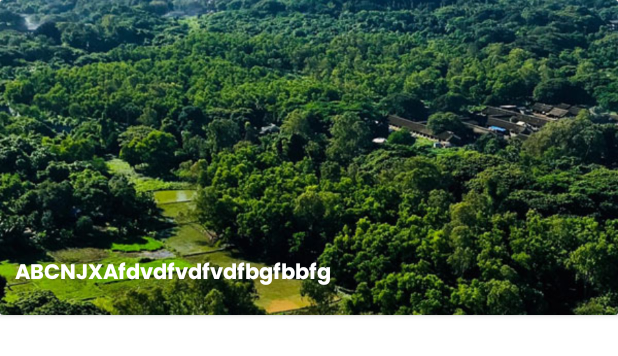
After one commit to pratik2315/basketball-app, an Android app: the layout news_item.xml on its own in the app's theme, with its tools: preview values and no code run, on a phone screen of 412 x 824 dp. The commit adds this screen. Shown: the top 356 px of the screen. Run offline under Robolectric (Android 15) with nearby library versions, the phone set to English and light mode, and no system bars; network calls fail.

Commit message:
added news cards

```diff
--- a/app/build.gradle
+++ b/app/build.gradle
@@ -44,5 +44,7 @@ dependencies {
     implementation 'de.hdodenhof:circleimageview:3.1.0'
     implementation 'com.github.mmoamenn:LuckyWheel_Android:0.3.0'
     implementation 'com.github.chyrta:AndroidOnboarder:0.7'
+    implementation 'com.android.volley:volley:1.2.0'
+    implementation 'com.github.bumptech.glide:glide:4.12.0'
 
 }
--- a/app/src/main/java/com/example/clubnba/IntroActivity.java
+++ b/app/src/main/java/com/example/clubnba/IntroActivity.java
@@ -23,7 +23,7 @@ public class IntroActivity extends AppCompatActivity {
         getStarted.setOnClickListener(new View.OnClickListener() {
             @Override
             public void onClick(View v) {
-                startActivity(new Intent(IntroActivity.this, OnBoardingActivity.class));
+                startActivity(new Intent(IntroActivity.this, HomeActivity.class));
                 finish();
             }
         });
@@ -39,7 +39,7 @@ public class IntroActivity extends AppCompatActivity {
         tvGetStarted.setOnClickListener(new View.OnClickListener() {
             @Override
             public void onClick(View v) {
-                startActivity(new Intent(IntroActivity.this, OnBoardingActivity.class));
+                startActivity(new Intent(IntroActivity.this, HomeActivity.class));
                 finish();
             }
         });
--- a/app/src/main/java/com/example/clubnba/OnBoardingActivity.java
+++ b/app/src/main/java/com/example/clubnba/OnBoardingActivity.java
@@ -67,7 +67,7 @@ public class OnBoardingActivity extends OnboarderActivity {
 
     @Override
     public void onFinishButtonPressed() {
-        startActivity(new Intent(OnBoardingActivity.this, HomeActivity.class));
+        startActivity(new Intent(OnBoardingActivity.this, IntroActivity.class));
         finish();
     }
 
--- /dev/null
+++ b/app/src/main/res/layout/news_item.xml
@@ -0,0 +1,34 @@
+<?xml version="1.0" encoding="utf-8"?>
+<androidx.constraintlayout.widget.ConstraintLayout
+    xmlns:android="http://schemas.android.com/apk/res/android"
+    xmlns:app="http://schemas.android.com/apk/res-auto"
+    xmlns:tools="http://schemas.android.com/tools"
+    android:layout_width="match_parent"
+    android:layout_height="230dp">
+
+    <androidx.cardview.widget.CardView
+        android:layout_width="match_parent"
+        android:layout_height="210dp"
+        android:elevation="10dp"
+        app:layout_constraintEnd_toEndOf="parent"
+        app:layout_constraintStart_toStartOf="parent"
+        app:layout_constraintTop_toTopOf="parent">
+        <ImageView
+            android:id="@+id/newsPhoto"
+            android:layout_width="match_parent"
+            android:layout_height="match_parent"
+            android:src="@drawable/forest"
+            android:scaleType="centerCrop"/>
+        <TextView
+            android:id="@+id/newsTitle"
+            android:layout_marginStart="10dp"
+            android:layout_width="match_parent"
+            android:layout_height="wrap_content"
+            android:textColor="@color/white"
+            android:fontFamily="@font/poppins_bold"
+            android:text="ABCNJXAfdvdfvdfvdfbgfbbfg"
+            android:layout_marginTop="170dp"
+            />
+    </androidx.cardview.widget.CardView>
+
+</androidx.constraintlayout.widget.ConstraintLayout>
```
Also changed, not shown: app/src/main/AndroidManifest.xml (+5 -3 lines), app/src/main/java/com/example/clubnba/Adapters/NewsAdapter.java (+52 -1 lines), app/src/main/java/com/example/clubnba/Fragments/NewsFragment.java (+64 -1 lines), app/src/main/java/com/example/clubnba/Models/MySingleton.java (added, +62 -0 lines), app/src/main/java/com/example/clubnba/Models/News.java (added, +27 -0 lines), app/src/main/res/layout/fragment_news.xml (+10 -0 lines), app/src/main/res/drawable/forest.jpg (added).
